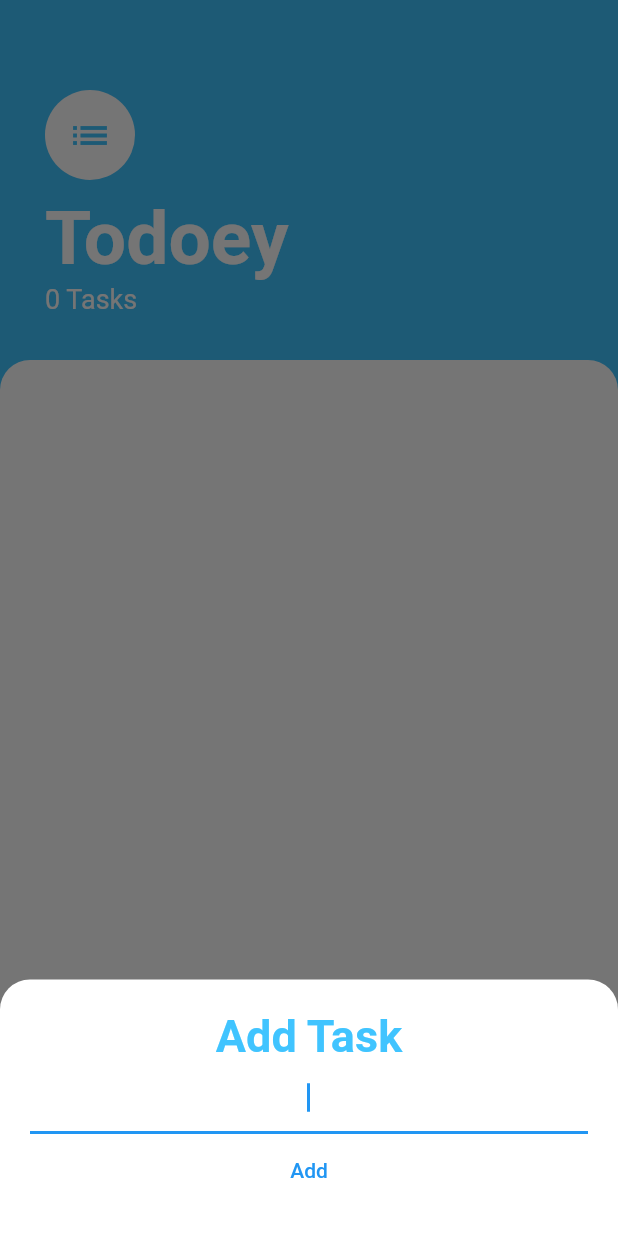
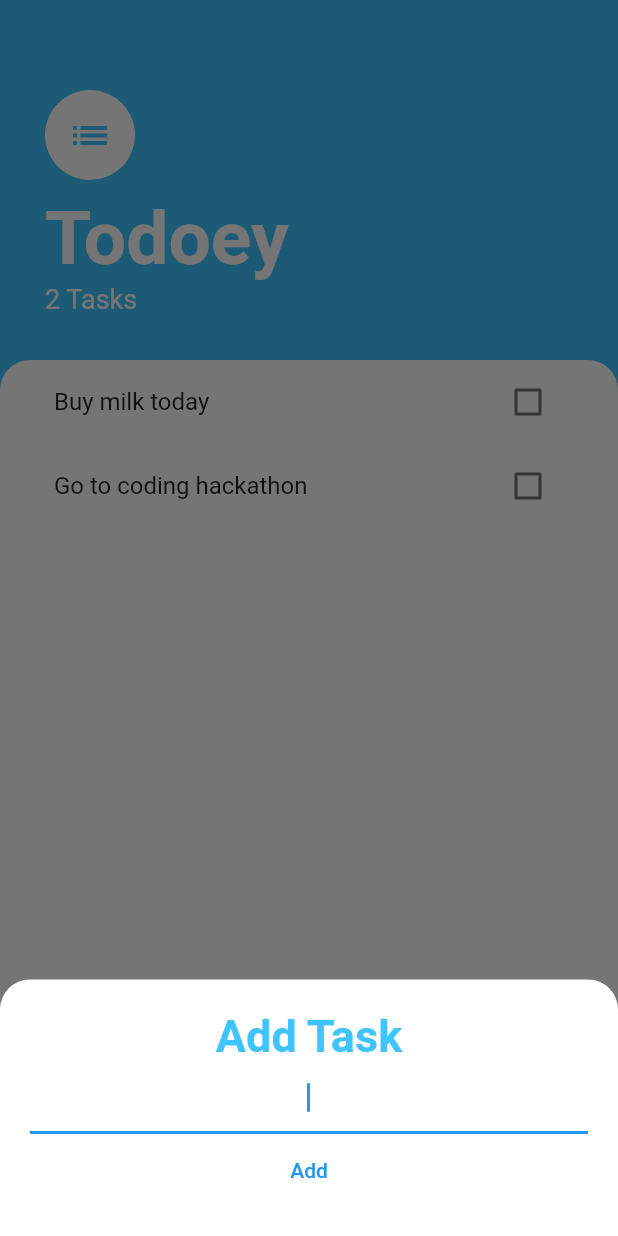
Before and after one commit to kiisi/todoapp_flutter, a Flutter app: the screen it shows after launch, after a tap on the "add" icon, on a phone screen of 412 x 824 dp. Run offline on Flutter 3.47's test engine with Material 2 defaults, Android fonts, the phone set to English and light mode, and no system bars.

```diff
--- a/lib/main.dart
+++ b/lib/main.dart
@@ -1,4 +1,6 @@
 import 'package:flutter/material.dart';
+import 'package:provider/provider.dart';
+import 'package:todo/models/task_data.dart';
 import 'package:todo/screens/task_screen.dart';
 
 void main() => runApp(MyApp());
@@ -6,8 +8,11 @@ void main() => runApp(MyApp());
 class MyApp extends StatelessWidget {
   @override
   Widget build(BuildContext context) {
-    return MaterialApp(
-      home: TaskScreen(),
+    return ChangeNotifierProvider(
+      create: (context) => TaskData(),
+      child: MaterialApp(
+        home: TaskScreen(),
+      ),
     );
   }
 }
--- /dev/null
+++ b/lib/models/task_data.dart
@@ -0,0 +1,25 @@
+import 'dart:collection';
+
+import 'package:flutter/foundation.dart';
+import 'package:todo/models/task.dart';
+
+class TaskData extends ChangeNotifier {
+  List<Task> _tasks = [
+    Task(name: 'Buy milk today'),
+    Task(name: 'Go to coding hackathon'),
+  ];
+
+  UnmodifiableListView<Task> get tasks {
+    return UnmodifiableListView(_tasks);
+  }
+
+  int get taskCount {
+    return _tasks.length;
+  }
+
+  void addTask(String newTaskTitle) {
+    final task = Task(name: newTaskTitle);
+    _tasks.add(task);
+    notifyListeners();
+  }
+}
--- a/lib/screens/add_task_screen.dart
+++ b/lib/screens/add_task_screen.dart
@@ -1,9 +1,8 @@
 import 'package:flutter/material.dart';
+import 'package:provider/provider.dart';
+import 'package:todo/models/task_data.dart';
 
 class AddTaskScreen extends StatelessWidget {
-  final Function addTaskCallback;
-  AddTaskScreen(this.addTaskCallback);
-
   @override
   Widget build(BuildContext context) {
     String newTaskTitle = '';
@@ -37,7 +36,9 @@ class AddTaskScreen extends StatelessWidget {
           ),
           TextButton(
             onPressed: () {
-              addTaskCallback(newTaskTitle);
+              Provider.of<TaskData>(context, listen: false)
+                  .addTask(newTaskTitle);
+              Navigator.pop(context);
             },
             child: Text("Add"),
           )
--- a/lib/screens/task_screen.dart
+++ b/lib/screens/task_screen.dart
@@ -1,16 +1,11 @@
 import 'package:flutter/material.dart';
 import 'package:todo/screens/add_task_screen.dart';
 import 'package:todo/widgets/task_list.dart';
+import 'package:provider/provider.dart';
+import 'package:todo/models/task_data.dart';
 import 'package:todo/models/task.dart';
 
-class TaskScreen extends StatefulWidget {
-  @override
-  State<TaskScreen> createState() => _TaskScreenState();
-}
-
-class _TaskScreenState extends State<TaskScreen> {
-  List<Task> tasks = [];
-
+class TaskScreen extends StatelessWidget {
   @override
   Widget build(BuildContext context) {
     return Scaffold(
@@ -28,12 +23,7 @@ class _TaskScreenState extends State<TaskScreen> {
                 padding: EdgeInsets.only(
                   bottom: MediaQuery.of(context).viewInsets.bottom,
                 ),
-                child: AddTaskScreen((newTextTitle) {
-                  setState(() {
-                    tasks.add(Task(name: newTextTitle));
-                  });
-                  Navigator.pop(context);
-                }),
+                child: AddTaskScreen(),
               ),
             ),
           );
@@ -73,7 +63,7 @@ class _TaskScreenState extends State<TaskScreen> {
                   ),
                 ),
                 Text(
-                  '${tasks.length} Tasks',
+                  '${Provider.of<TaskData>(context).taskCount} Tasks',
                   style: TextStyle(
                     color: Colors.white,
                     fontSize: 18,
@@ -95,7 +85,7 @@ class _TaskScreenState extends State<TaskScreen> {
                   topLeft: Radius.circular(20.0),
                 ),
               ),
-              child: TaskList(tasks),
+              child: TaskList(),
             ),
           ),
         ],
--- a/lib/widgets/task_list.dart
+++ b/lib/widgets/task_list.dart
@@ -1,31 +1,29 @@
 import 'package:flutter/material.dart';
 import 'package:todo/widgets/task_tile.dart';
 import 'package:todo/models/task.dart';
+import 'package:provider/provider.dart';
+import 'package:todo/models/task_data.dart';
 
-class TaskList extends StatefulWidget {
-  final List<Task> tasks;
-  TaskList(this.tasks);
-
-  @override
-  State<TaskList> createState() => _TaskListState();
-}
-
-class _TaskListState extends State<TaskList> {
+class TaskList extends StatelessWidget {
   @override
   Widget build(BuildContext context) {
-    return ListView.builder(
-      itemBuilder: (context, index) {
-        return TaskTile(
-          isChecked: widget.tasks[index].isDone,
-          taskTitle: widget.tasks[index].name,
-          checkboxCallback: (checkboxState) {
-            setState(() {
-              widget.tasks[index].toggleDone();
-            });
+    return Consumer<TaskData>(
+      builder: (context, taskData, child) {
+        return ListView.builder(
+          itemBuilder: (context, index) {
+            return TaskTile(
+              isChecked: taskData.tasks[index].isDone,
+              taskTitle: taskData.tasks[index].name,
+              checkboxCallback: (checkboxState) {
+                // setState(() {
+                //   widget.tasks[index].toggleDone();
+                // });
+              },
+            );
           },
+          itemCount: taskData.taskCount,
         );
       },
-      itemCount: widget.tasks.length,
     );
   }
 }
--- a/pubspec.yaml
+++ b/pubspec.yaml
@@ -36,6 +36,7 @@ dependencies:
   # The following adds the Cupertino Icons font to your application.
   # Use with the CupertinoIcons class for iOS style icons.
   cupertino_icons: ^1.0.2
+  provider: ^6.0.4
 
 dev_dependencies:
   flutter_test:
```
Also changed, not shown: pubspec.lock.
